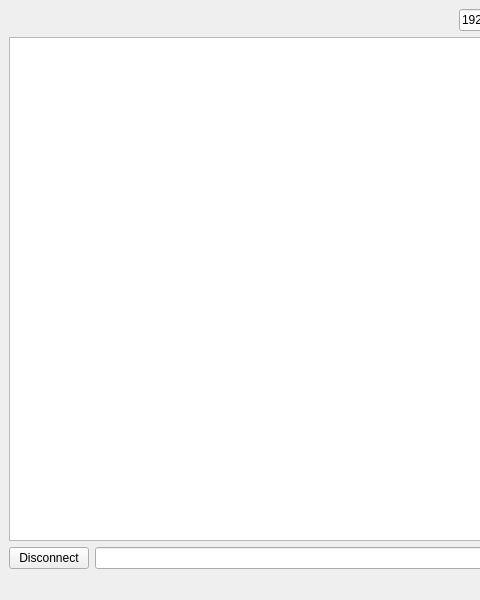
Above: ClientPC/mainwindow.ui from shurk4/DoorPhone before the change; both pictures show x 0 to 480 and y 0 to 600 of the 800 by 600 pixel window. Below: the same form after it.
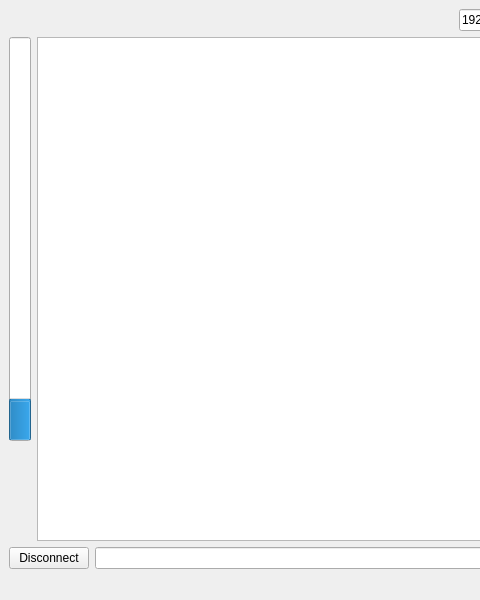
That is the form after the change.

Commit message: Sound between lin & win working

```diff
--- a/ClientPC/mainwindow.ui
+++ b/ClientPC/mainwindow.ui
@@ -66,7 +66,63 @@
      </layout>
     </item>
     <item>
-     <widget class="QTextBrowser" name="textBrowser"/>
+     <layout class="QHBoxLayout" name="horizontalLayout_3">
+      <item>
+       <layout class="QVBoxLayout" name="verticalLayout_2">
+        <item>
+         <widget class="QProgressBar" name="progressBar">
+          <property name="maximum">
+           <number>255</number>
+          </property>
+          <property name="value">
+           <number>24</number>
+          </property>
+          <property name="orientation">
+           <enum>Qt::Vertical</enum>
+          </property>
+         </widget>
+        </item>
+        <item>
+         <widget class="QLabel" name="labelRaznMin">
+          <property name="text">
+           <string/>
+          </property>
+         </widget>
+        </item>
+        <item>
+         <widget class="QLabel" name="labelMin">
+          <property name="text">
+           <string/>
+          </property>
+         </widget>
+        </item>
+        <item>
+         <widget class="QLabel" name="labelMax">
+          <property name="text">
+           <string/>
+          </property>
+         </widget>
+        </item>
+        <item>
+         <widget class="QLabel" name="labelRaznMax">
+          <property name="text">
+           <string/>
+          </property>
+         </widget>
+        </item>
+        <item>
+         <widget class="QLabel" name="label">
+          <property name="text">
+           <string/>
+          </property>
+         </widget>
+        </item>
+       </layout>
+      </item>
+      <item>
+       <widget class="QTextBrowser" name="textBrowser"/>
+      </item>
+     </layout>
     </item>
     <item>
      <layout class="QHBoxLayout" name="horizontalLayout">
```
The commit also changes 2 other files.
